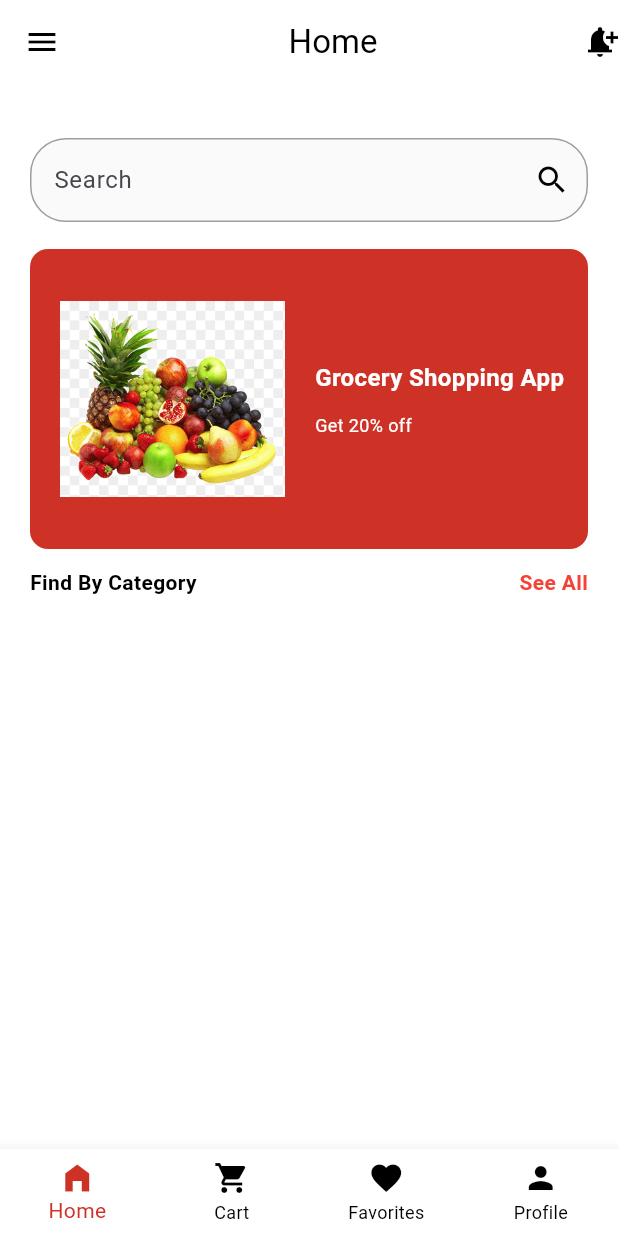
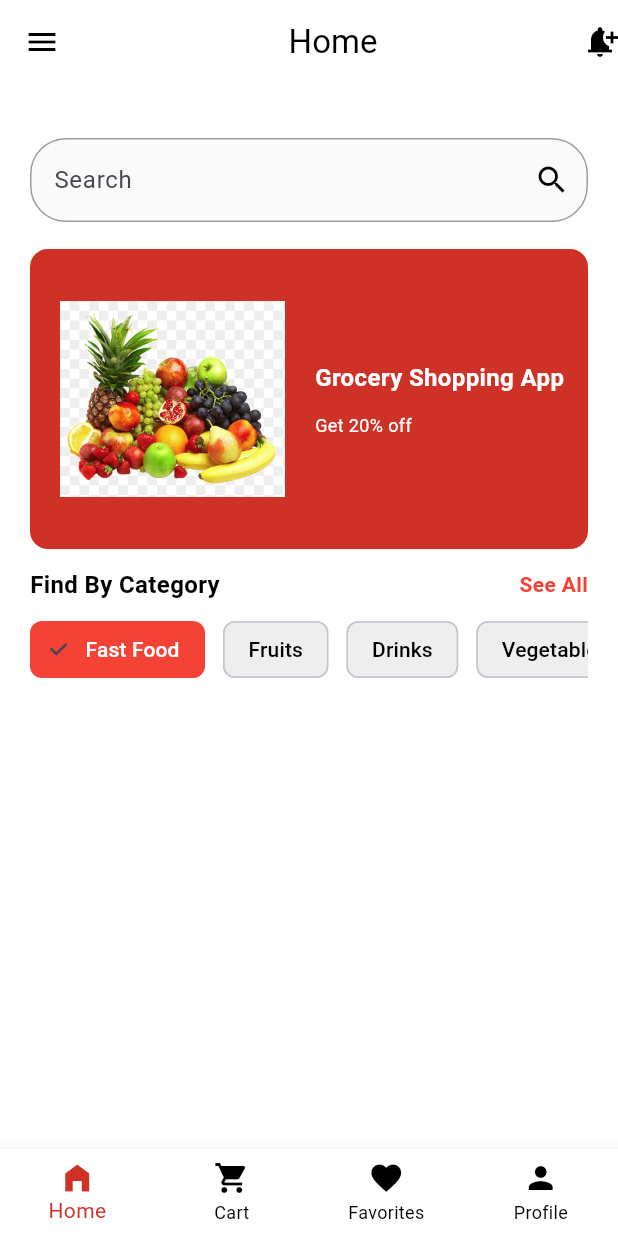
Before and after one commit to issacgravity/food_app, a Flutter app: the screen it shows after launch, on a phone screen of 412 x 824 dp. Run offline on Flutter 3.47's test engine with Material 3 defaults, Android fonts, the phone set to English and light mode, and no system bars.

Commit message:
categories scroll view added

```diff
--- a/lib/homepage.dart
+++ b/lib/homepage.dart
@@ -1,7 +1,7 @@
-import "package:flutter/material.dart";
-import "package:food_app/cartpage.dart";
-import "package:food_app/favoritepage.dart";
-import "package:food_app/profilepage.dart";
+import 'package:flutter/material.dart';
+import 'package:food_app/cartpage.dart';
+import 'package:food_app/favoritepage.dart';
+import 'package:food_app/profilepage.dart';
 
 class HomePage extends StatefulWidget {
   const HomePage({super.key});
@@ -12,6 +12,14 @@ class HomePage extends StatefulWidget {
 
 class _HomePageState extends State<HomePage> {
   int selectedIndex = 0;
+  int selectedCategoryIndex = 0;
+
+  final List<String> categories = [
+    "Fast Food",
+    "Fruits",
+    "Drinks",
+    "Vegetables",
+  ];
 
   final List<Widget> pages = const [
     HomePage(),
@@ -32,16 +40,20 @@ class _HomePageState extends State<HomePage> {
   @override
   Widget build(BuildContext context) {
     return MaterialApp(
+      debugShowCheckedModeBanner: false,
       home: Scaffold(
         backgroundColor: Colors.white,
+
         appBar: AppBar(
           backgroundColor: Colors.white,
+          elevation: 0,
           title: Center(
             child: Text("Home", style: TextStyle(color: Colors.black)),
           ),
           leading: Icon(Icons.menu, color: Colors.black),
           actions: [Icon(Icons.notification_add, color: Colors.black)],
         ),
+
         body: Padding(
           padding: const EdgeInsets.all(12.0),
           child: Container(
@@ -49,7 +61,7 @@ class _HomePageState extends State<HomePage> {
             child: Padding(
               padding: const EdgeInsets.all(8.0),
               child: Column(
-                crossAxisAlignment: CrossAxisAlignment.center,
+                crossAxisAlignment: CrossAxisAlignment.start,
                 children: [
                   SizedBox(height: 16),
                   TextField(
@@ -92,7 +104,6 @@ class _HomePageState extends State<HomePage> {
                               height: 150,
                             ),
                             SizedBox(width: 20),
-
                             Column(
                               crossAxisAlignment: CrossAxisAlignment.start,
                               children: [
@@ -128,6 +139,7 @@ class _HomePageState extends State<HomePage> {
                         style: TextStyle(
                           color: Colors.black,
                           fontWeight: FontWeight.bold,
+                          fontSize: 16,
                         ),
                       ),
                       Text(
@@ -139,11 +151,40 @@ class _HomePageState extends State<HomePage> {
                       ),
                     ],
                   ),
+
+                  SizedBox(height: 8),
+
+                  SingleChildScrollView(
+                    scrollDirection: Axis.horizontal,
+                    child: Row(
+                      children: List.generate(categories.length, (index) {
+                        final isSelected = selectedCategoryIndex == index;
+                        return Padding(
+                          padding: const EdgeInsets.only(right: 12.0),
+                          child: ChoiceChip(
+                            label: Text(categories[index]),
+                            selected: isSelected,
+                            selectedColor: Colors.red,
+                            backgroundColor: Colors.grey.shade200,
+                            labelStyle: TextStyle(
+                              color: isSelected ? Colors.white : Colors.black,
+                            ),
+                            onSelected: (_) {
+                              setState(() {
+                                selectedCategoryIndex = index;
+                              });
+                            },
+                          ),
+                        );
+                      }),
+                    ),
+                  ),
                 ],
               ),
             ),
           ),
         ),
+
         bottomNavigationBar: BottomNavigationBar(
           backgroundColor: Colors.white,
           currentIndex: selectedIndex,
```
